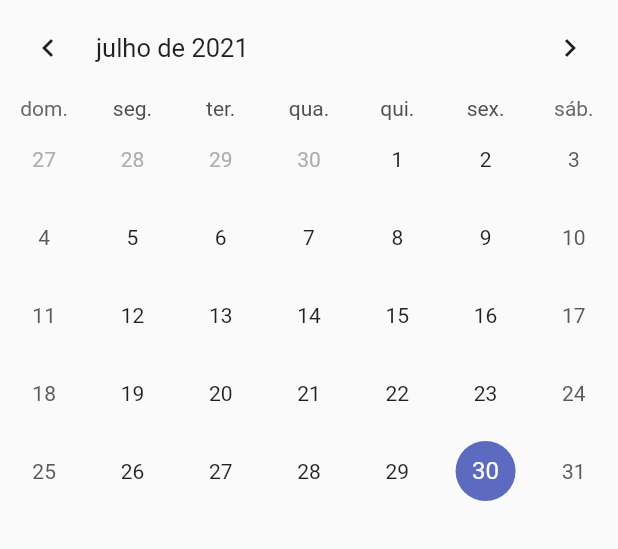
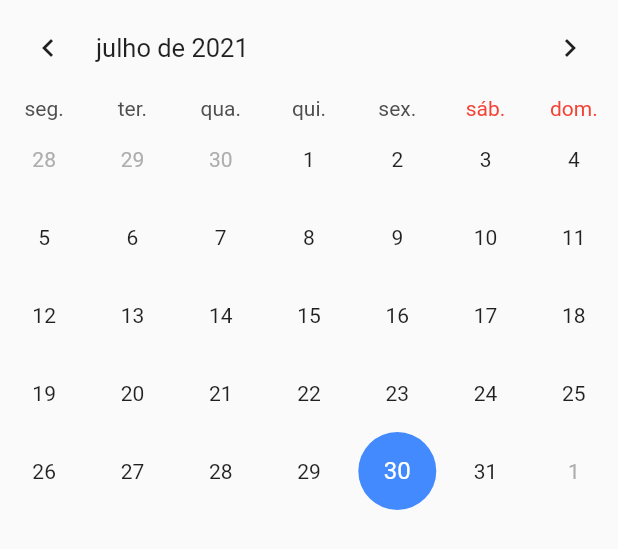
Before and after one commit to r3soares/agendamentoVTR, a Flutter app: the CalendarioWidget widget shown alone on an empty page, opened directly, on a phone screen of 412 x 824 dp. Shown: the top 549 px of the screen. Run offline on Flutter 3.47's test engine with Material 2 defaults, Android fonts, the phone set to English and light mode, and no system bars; drawn by our look-alikes of table_calendar; our stand-ins replace file_picker, flutter_modular, flutter_triple.

Commit message:
Adicionado eventos no calendario principal

```diff
--- a/src/agendamento_vtr/lib/app/modules/agendamento/agenda_repository.dart
+++ b/src/agendamento_vtr/lib/app/modules/agendamento/agenda_repository.dart
@@ -9,6 +9,13 @@ class AgendaRepository {
 
   removeAgenda(Agenda value) {
     _agendas.remove(value);
+  }
+
+  Map<DateTime, Agenda> agendasOcupadas() {
+    final agendasOcupadas =
+        _agendas.where((a) => a!.tanques.isNotEmpty).toList();
+    return Map<DateTime, Agenda>.fromIterable(agendasOcupadas,
+        key: (k) => k.data, value: (v) => v);
   }
 
   Agenda? findAgenda(DateTime data) {
--- a/src/agendamento_vtr/lib/app/modules/agendamento/agenda_store.dart
+++ b/src/agendamento_vtr/lib/app/modules/agendamento/agenda_store.dart
@@ -33,6 +33,10 @@ class AgendaStore extends ChangeNotifier {
     return agenda;
   }
 
+  Map<DateTime, Agenda> getAgendasOcupadas() {
+    return _repository.agendasOcupadas();
+  }
+
   void mudaAgenda(DateTime dataAtual, DateTime novaData, String tanque) {
     final agendaA = _repository.findAgenda(dataAtual) ?? _novaAgenda(dataAtual);
     final agendaB = _repository.findAgenda(novaData) ?? _novaAgenda(novaData);
--- a/src/agendamento_vtr/lib/app/modules/agendamento/widgets/calendario_widget.dart
+++ b/src/agendamento_vtr/lib/app/modules/agendamento/widgets/calendario_widget.dart
@@ -1,6 +1,8 @@
 import 'package:agendamento_vtr/app/modules/agendamento/agenda_store.dart';
+import 'package:agendamento_vtr/app/modules/agendamento/models/agenda.dart';
 import 'package:flutter/material.dart';
 import 'package:flutter_modular/flutter_modular.dart';
+import 'package:intl/intl.dart';
 import 'package:table_calendar/table_calendar.dart';
 
 class CalendarioWidget extends StatefulWidget {
@@ -19,12 +21,33 @@ class _CalendarioWidgetState extends State<CalendarioWidget> {
   final kToday = DateTime.now();
   late DateTime kFirstDay;
   late DateTime kLastDay;
+  Map agendasOcupadas = {};
+  final bolinhas = Container(
+      margin: EdgeInsets.all(1),
+      width: 5.0,
+      height: 5.0,
+      decoration: new BoxDecoration(
+        color: Colors.orange,
+        shape: BoxShape.circle,
+      ));
 
   _CalendarioWidgetState() {
     kFirstDay = DateTime(kToday.year, kToday.month - 3, kToday.day);
     kLastDay = DateTime(kToday.year, kToday.month + 3, kToday.day);
     _selectedDay = kToday;
     agendaStore.update(kToday);
+  }
+
+  @override
+  void initState() {
+    // TODO: implement initState
+    super.initState();
+    agendasOcupadas = agendaStore.getAgendasOcupadas();
+    agendaStore.addListener(() {
+      setState(() {
+        agendasOcupadas = agendaStore.getAgendasOcupadas();
+      });
+    });
   }
 
   @override
@@ -37,6 +60,7 @@ class _CalendarioWidgetState extends State<CalendarioWidget> {
         CalendarFormat.twoWeeks: '2 Semanas',
         CalendarFormat.week: 'Semana'
       },
+      startingDayOfWeek: StartingDayOfWeek.monday,
       locale: 'pt_BR',
       firstDay: kFirstDay,
       lastDay: kLastDay,
@@ -72,6 +96,82 @@ class _CalendarioWidgetState extends State<CalendarioWidget> {
         // No need to call `setState()` here
         _focusedDay = focusedDay;
       },
+      calendarBuilders: CalendarBuilders(
+        dowBuilder: (context, day) {
+          if (day.weekday == DateTime.sunday ||
+              day.weekday == DateTime.saturday) {
+            final text = DateFormat.E('pt_BR').format(day);
+            return Center(
+              child: Text(
+                text,
+                style: TextStyle(color: Colors.red),
+              ),
+            );
+          }
+        },
+        defaultBuilder: (context, day, focusedDay) => diaWidget(day),
+        selectedBuilder: (context, day, focusedDay) =>
+            diaSelecionadoWidget(day),
+        todayBuilder: (context, day, focusedDay) => hojeWidget(day),
+      ),
+    );
+  }
+
+  Widget diaWidget(DateTime dia) {
+    if (agendasOcupadas.containsKey(dia)) {
+      var agenda = agendasOcupadas[dia];
+      if (agenda != null) {
+        return Center(
+          child: Column(
+            mainAxisAlignment: MainAxisAlignment.center,
+            children: [
+              Text('${dia.day}'),
+              Row(
+                mainAxisAlignment: MainAxisAlignment.center,
+                children:
+                    List.generate(agenda.tanques.length, (index) => bolinhas),
+              )
+            ],
+          ),
+        );
+      }
+    }
+    return Center(
+      child: Text('${dia.day}'),
+    );
+  }
+
+  Widget hojeWidget(DateTime dia) {
+    return Container(
+      alignment: Alignment.center,
+      decoration: new BoxDecoration(
+        color: Colors.deepPurple,
+        shape: BoxShape.circle,
+      ),
+      child: Text(
+        'Hoje',
+        style: TextStyle(
+          color: Colors.white,
+          fontSize: 16,
+        ),
+      ),
+    );
+  }
+
+  Widget diaSelecionadoWidget(DateTime dia) {
+    return Container(
+      alignment: Alignment.center,
+      decoration: new BoxDecoration(
+        color: Colors.blueAccent,
+        shape: BoxShape.circle,
+      ),
+      child: Text(
+        '${dia.day}',
+        style: TextStyle(
+          color: Colors.white,
+          fontSize: 16,
+        ),
+      ),
     );
   }
 }
```
